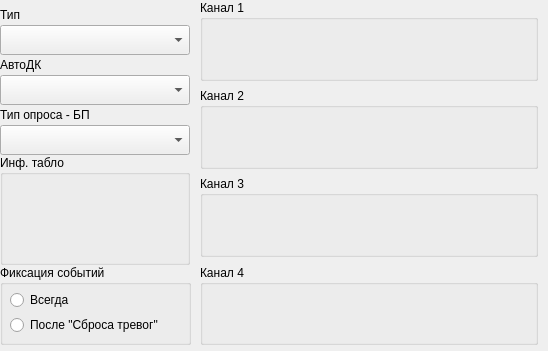
Old version of the form m_cfg/ssoi_widget.ui in the repository xXRadioHeadXx/start7.
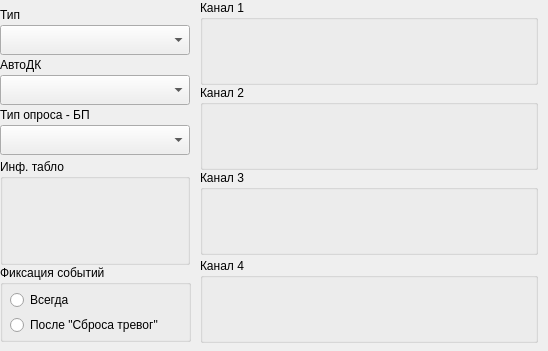
New version of the form. Custom widgets are drawn as their Qt base class.

What changed in the file:
```diff
--- a/m_cfg/ssoi_widget.ui
+++ b/m_cfg/ssoi_widget.ui
@@ -57,7 +57,7 @@
        <x>0</x>
        <y>0</y>
        <width>338</width>
-       <height>81</height>
+       <height>85</height>
       </rect>
      </property>
      <property name="title">
@@ -69,7 +69,7 @@
         <x>0</x>
         <y>15</y>
         <width>330</width>
-        <height>56</height>
+        <height>65</height>
        </rect>
       </property>
      </widget>
@@ -78,9 +78,9 @@
      <property name="geometry">
       <rect>
        <x>0</x>
-       <y>88</y>
+       <y>85</y>
        <width>338</width>
-       <height>81</height>
+       <height>85</height>
       </rect>
      </property>
      <property name="title">
@@ -92,7 +92,7 @@
         <x>0</x>
         <y>15</y>
         <width>330</width>
-        <height>56</height>
+        <height>65</height>
        </rect>
       </property>
      </widget>
@@ -101,9 +101,9 @@
      <property name="geometry">
       <rect>
        <x>0</x>
-       <y>176</y>
+       <y>170</y>
        <width>338</width>
-       <height>81</height>
+       <height>85</height>
       </rect>
      </property>
      <property name="title">
@@ -115,7 +115,7 @@
         <x>0</x>
         <y>15</y>
         <width>330</width>
-        <height>56</height>
+        <height>65</height>
        </rect>
       </property>
      </widget>
@@ -124,9 +124,9 @@
      <property name="geometry">
       <rect>
        <x>0</x>
-       <y>265</y>
+       <y>258</y>
        <width>338</width>
-       <height>80</height>
+       <height>85</height>
       </rect>
      </property>
      <property name="title">
@@ -138,7 +138,7 @@
         <x>0</x>
         <y>15</y>
         <width>330</width>
-        <height>56</height>
+        <height>65</height>
        </rect>
       </property>
      </widget>
@@ -254,9 +254,9 @@
    <property name="geometry">
     <rect>
      <x>0</x>
-     <y>155</y>
+     <y>159</y>
      <width>190</width>
-     <height>110</height>
+     <height>106</height>
     </rect>
    </property>
    <property name="title">
@@ -266,7 +266,7 @@
     <property name="geometry">
      <rect>
       <x>10</x>
-      <y>20</y>
+      <y>16</y>
       <width>171</width>
       <height>85</height>
      </rect>
@@ -279,7 +279,7 @@
      <x>0</x>
      <y>265</y>
      <width>191</width>
-     <height>80</height>
+     <height>77</height>
     </rect>
    </property>
    <property name="title">
```
